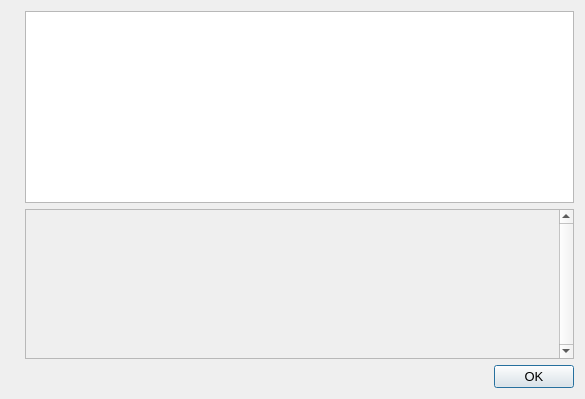
This is src/qt/forms/helpmessagedialog.ui in bringproject/bring as Qt 5 draws it before an edit. The edited form follows.
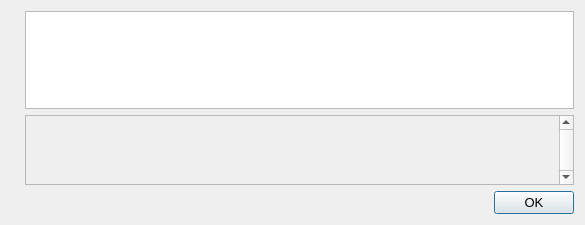
This is the edited form. Icons and pictures are not drawn.

Diff of the .ui file:
```diff
--- a/src/qt/forms/helpmessagedialog.ui
+++ b/src/qt/forms/helpmessagedialog.ui
@@ -7,7 +7,7 @@
     <x>0</x>
     <y>0</y>
     <width>585</width>
-    <height>399</height>
+    <height>225</height>
    </rect>
   </property>
   <property name="font">
@@ -54,8 +54,8 @@
          <rect>
           <x>0</x>
           <y>0</y>
-          <width>476</width>
-          <height>149</height>
+          <width>447</width>
+          <height>68</height>
          </rect>
         </property>
         <layout class="QVBoxLayout" name="verticalLayout_2">
```
Left out of the diff: 2 changed lines with no effect on the pictures.
